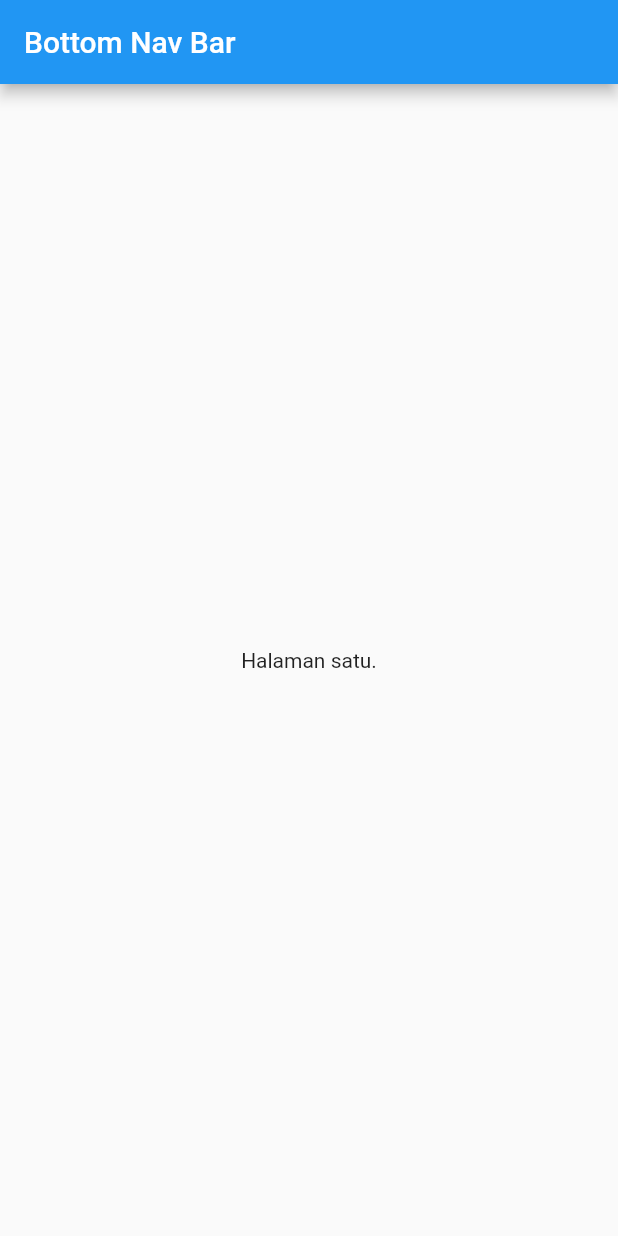
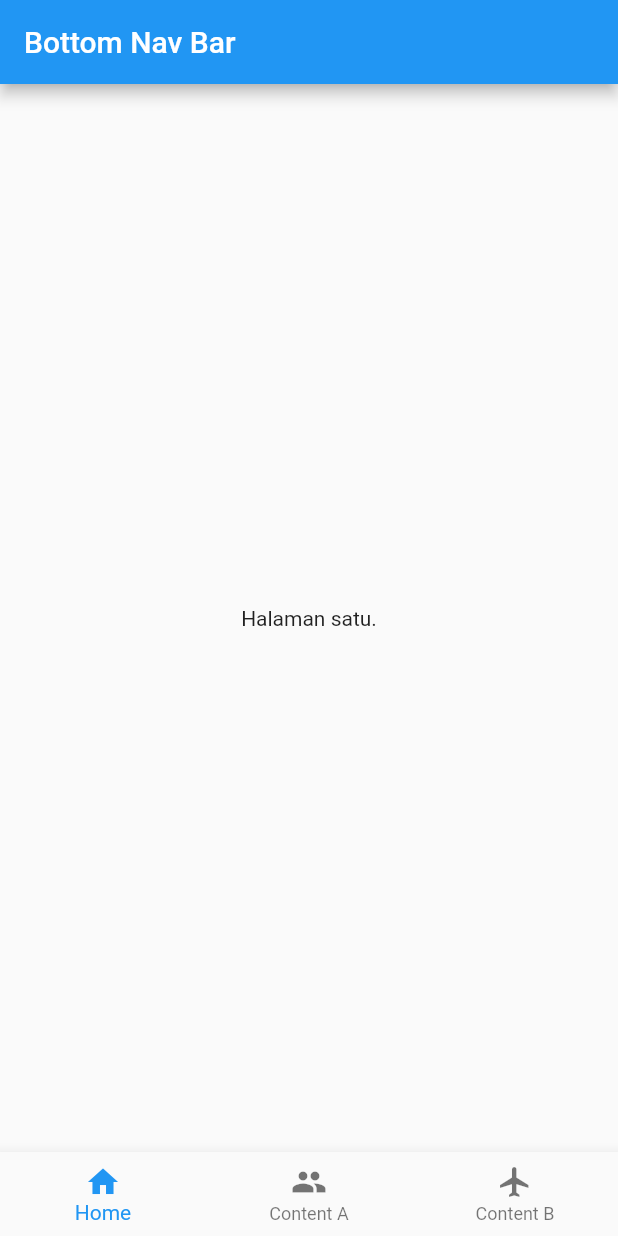
Before and after one commit to cikenstrip/flutter_tutorial, a Flutter app: the screen it shows after launch, on a phone screen of 412 x 824 dp. Run offline on Flutter 3.47's test engine with Material 2 defaults, Android fonts, the phone set to English and light mode, and no system bars.

Commit message:
Bab BottomNavBar Widget (2)

```diff
--- a/lib/page_bottomnavbar.dart
+++ b/lib/page_bottomnavbar.dart
@@ -6,6 +6,39 @@ class PageBottomnavbar extends StatefulWidget {
 }
 
 class _PageBottomnavbarState extends State<PageBottomnavbar> {
+  // Inisiasi controller & type data untuk variabel
+  // variabel yg mengatur pageview mana yg sekarang tampil
+  PageController _pageController;
+  int _page = 0;
+
+  void bottomnavbarDipijit(int page) {
+    _pageController.animateToPage(
+      page,
+      duration: const Duration(milliseconds: 300),
+      curve: Curves.ease,
+    );
+  }
+
+  @override
+  void initState() {
+    super.initState();
+    _pageController = new PageController();
+  }
+
+  @override
+  void dispose() {
+    super.dispose();
+    _pageController.dispose();
+  }
+
+  @override
+  void onPageChanged(int page) {
+    setState(() {
+      // Ubah nilai index page yg sedang tampil
+      this._page = page;
+    });
+  }
+
   @override
   Widget build(BuildContext context) {
     return new Scaffold(
@@ -18,7 +51,27 @@ class _PageBottomnavbarState extends State<PageBottomnavbar> {
           new Center(child: new Text("Halaman dua.")),
           new Center(child: new Text("Halaman tiga.")),
         ],
-      )
+        controller: _pageController,
+        onPageChanged: onPageChanged,
+      ),
+      bottomNavigationBar: new BottomNavigationBar(
+        items: [
+          new BottomNavigationBarItem(
+            icon: new Icon(Icons.home),
+            title: new Text("Home")
+          ),
+          new BottomNavigationBarItem(
+            icon: new Icon(Icons.people),
+            title: new Text("Content A")
+          ),
+          new BottomNavigationBarItem(
+            icon: new Icon(Icons.flight),
+            title: new Text("Content B")
+          ),
+        ],
+        onTap: bottomnavbarDipijit,
+        currentIndex: _page,
+      ),
     );
   }
 }
```
